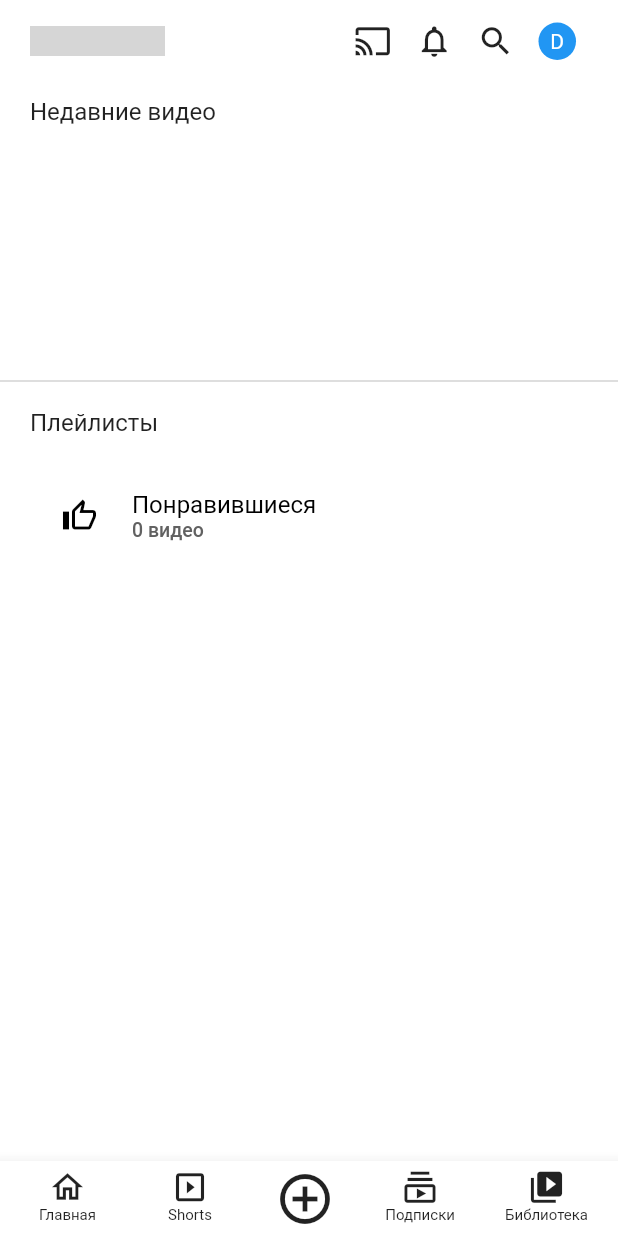
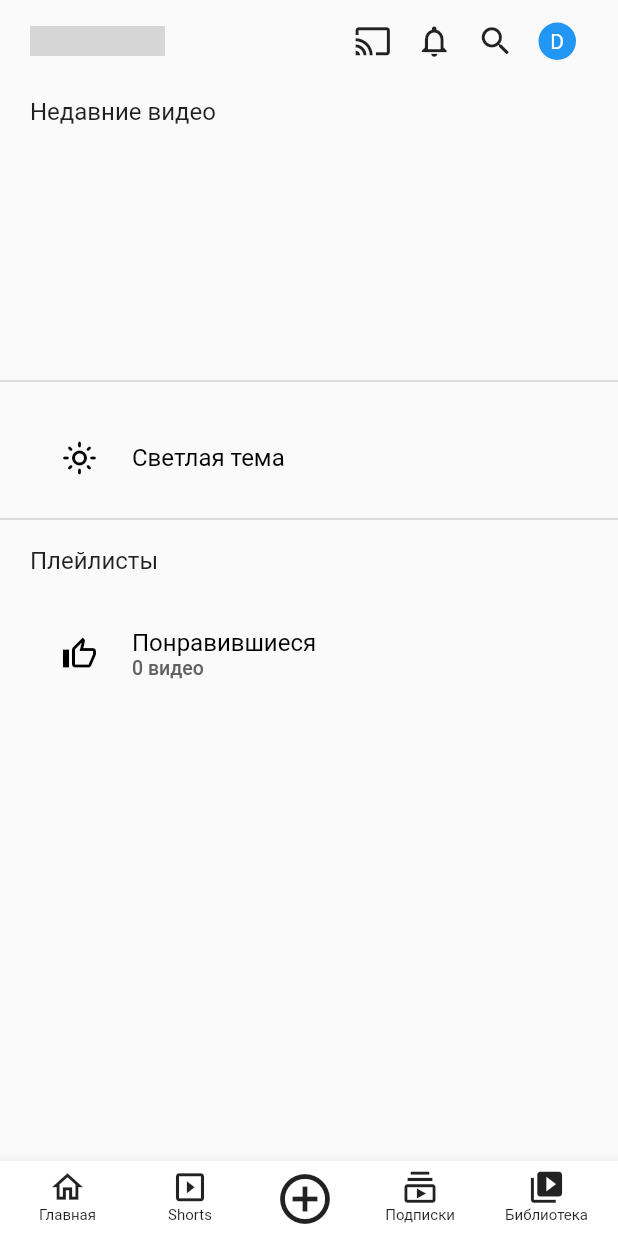
Before and after one commit to tsymbaliuk7/flutter-frontend, a Flutter app: the LibraryPage screen opened by its route, on a phone screen of 412 x 824 dp. Run offline on Flutter 3.47's test engine with Material 2 defaults, Android fonts, the phone set to English and light mode, and no system bars; our stand-ins replace flutter_svg, shared_preferences; accounts and stored records are empty; network calls fail; grey boxes are pictures that could not be loaded.

Commit message:
added dark theme

```diff
--- /dev/null
+++ b/youtube/lib/models/theme_model.dart
@@ -0,0 +1,26 @@
+import 'package:flutter/material.dart';
+import 'package:youtube/preferences/theme_preferences.dart';
+
+class ThemeModel extends ChangeNotifier {
+  late bool _isDark;
+  late ThemePreferences _preferences;
+
+  bool get isDark => _isDark;
+
+  ThemeModel() {
+    _isDark = false;
+    _preferences = ThemePreferences();
+    getPreferences();
+  }
+
+  set isDarkTheme(bool value) {
+    _isDark = value;
+    _preferences.setTheme(value);
+    notifyListeners();
+  }
+
+  getPreferences() async {
+    _isDark = await _preferences.getTheme();
+    notifyListeners();
+  }
+}
--- /dev/null
+++ b/youtube/lib/preferences/theme_preferences.dart
@@ -0,0 +1,15 @@
+import 'package:shared_preferences/shared_preferences.dart';
+
+class ThemePreferences {
+  static const prefKey = "darkTheme";
+
+  setTheme(bool value) async {
+    SharedPreferences sharedPreferences = await SharedPreferences.getInstance();
+    sharedPreferences.setBool(prefKey, value);
+  }
+
+  getTheme() async {
+    SharedPreferences sharedPreferences = await SharedPreferences.getInstance();
+    return sharedPreferences.getBool(prefKey) ?? false;
+  }
+}
--- a/youtube/lib/screens/library.dart
+++ b/youtube/lib/screens/library.dart
@@ -3,6 +3,7 @@ import 'package:flutter/cupertino.dart';
 import 'package:flutter/material.dart';
 import 'package:provider/provider.dart';
 import 'package:youtube/models/liked.dart';
+import 'package:youtube/models/theme_model.dart';
 import 'package:youtube/widgets/navbar.dart';
 import 'package:youtube/widgets/watched_video.dart';
 import 'package:youtube/screens/liked_list.dart';
@@ -17,13 +18,11 @@ class LibraryPage extends StatelessWidget{
   Widget build(BuildContext context) {
     return Scaffold(
         key: _scaffoldKey,
-        body: ListView(
+        body: Consumer(builder: (context, ThemeModel theme, child){
+                        return ListView(
           children: [
             Container(
               margin: const EdgeInsets.only(bottom: 5),
-              decoration: const BoxDecoration(
-                color: Colors.white,
-              ),
               height: 60,
               child: Column(
                 children: const[
@@ -75,6 +74,59 @@ class LibraryPage extends StatelessWidget{
                   ]
                 ),
 
+
+                Container(
+                  padding: const EdgeInsets.symmetric(horizontal: 20),
+                  margin: const EdgeInsets.only(top: 10),
+                  child: Column(
+                    crossAxisAlignment: CrossAxisAlignment.start,
+                    children: [
+                      TextButton(
+                        style: TextButton.styleFrom(
+                          primary: !theme.isDark ? Colors.black : Colors.white
+                        ),
+                        onPressed: () => {
+                          theme.isDark
+                          ? theme.isDarkTheme = false
+                          : theme.isDarkTheme = true
+                        },
+                        child: Row(
+                          crossAxisAlignment: CrossAxisAlignment.center,
+                          children: [
+                            Container(
+                              margin: const EdgeInsets.only(right: 10),
+                              width: 50,
+                              height: 50,
+                              child: Center(child: Icon(theme.isDark ? Icons.dark_mode_outlined : Icons.light_mode_outlined),),
+                            ),
+                            Column(
+                              crossAxisAlignment: CrossAxisAlignment.start,
+                              children: [
+                                 Text(theme.isDark ? 'Темная тема' : "Светлая тема",
+                                  style: const TextStyle(fontSize: 16, fontWeight: FontWeight.w400),
+                                ),
+                              ],
+                            )
+                          ],
+                        ),
+                      )
+
+                    ],
+                  ),
+                ),
+
+
+
+                Row(
+                  children:  <Widget>[
+                  Expanded(
+                    child: Divider(
+                      color: Colors.grey[400],
+                    )
+                  ),
+                  ]
+                ),
+
                 Container(
                   padding: const EdgeInsets.symmetric(horizontal: 20),
                   margin: const EdgeInsets.only(top: 10),
@@ -89,7 +141,7 @@ class LibraryPage extends StatelessWidget{
                       ),
                       TextButton(
                         style: TextButton.styleFrom(
-                          primary: Colors.black
+                          primary: !theme.isDark ? Colors.black : Colors.white
                         ),
                         onPressed: () => {
                           Navigator.push(
@@ -115,7 +167,7 @@ class LibraryPage extends StatelessWidget{
                                 Text('${Provider.of<LikedModel>(context, listen: false).length} видео',
                                 style: TextStyle(
                                   fontSize: 13,
-                                  color: Colors.grey[700]
+                                  color: theme.isDark ? Colors.grey : Colors.grey[700]
                                 ),
                                 )
                               ],
@@ -129,7 +181,8 @@ class LibraryPage extends StatelessWidget{
               ],
             )
           ],
-        ),
+        );
+        }),
         bottomNavigationBar: BottomAppBar(
           shape: const CircularNotchedRectangle(),
           child: Container(
--- a/youtube/lib/screens/liked_list.dart
+++ b/youtube/lib/screens/liked_list.dart
@@ -15,9 +15,6 @@ class LikedPage extends StatelessWidget{
           children: [
             Container(
               margin: const EdgeInsets.only(bottom: 5),
-              decoration: const BoxDecoration(
-                color: Colors.white,
-              ),
               height: 60,
               child: Column(
                 children: const[
--- a/youtube/lib/widgets/grey_button.dart
+++ b/youtube/lib/widgets/grey_button.dart
@@ -1,4 +1,6 @@
 import 'package:flutter/material.dart';
+import 'package:provider/provider.dart';
+import 'package:youtube/models/theme_model.dart';
 
 class GreyButton extends StatefulWidget{
   final String text;
@@ -28,7 +30,7 @@ class _GreyButtonState extends State<GreyButton>{
       onTap: toggleStyle,
       child: Container(
             decoration: BoxDecoration(
-            color: Colors.grey[_isPressed ? 700: 200],
+            color: !Provider.of<ThemeModel>(context, listen: false).isDark ? Colors.grey[_isPressed ? 700 : 200] : Colors.grey[_isPressed ? 200 : 700],
             borderRadius: BorderRadius.circular(20),
             border: !_isPressed ? Border.all(color: Colors.grey[300] ?? Colors.grey, width: 1, style: BorderStyle.solid) : null
             ),
@@ -38,7 +40,7 @@ class _GreyButtonState extends State<GreyButton>{
               children: [
                 Text(
                   widget.text,
-                  style: TextStyle(color: _isPressed ? Colors.white : Colors.black),
+                  style: !Provider.of<ThemeModel>(context, listen: false).isDark ? TextStyle(color: _isPressed ? Colors.white : Colors.black) : TextStyle(color: _isPressed ? Colors.black : Colors.white),
                 )
 
           ],
--- a/youtube/lib/widgets/liked_video.dart
+++ b/youtube/lib/widgets/liked_video.dart
@@ -1,5 +1,7 @@
 import 'package:flutter/cupertino.dart';
 import 'package:flutter/material.dart';
+import 'package:provider/provider.dart';
+import 'package:youtube/models/theme_model.dart';
 import 'package:youtube/models/video_model.dart';
 
 class LikedVideo extends StatelessWidget{
@@ -37,7 +39,7 @@ class LikedVideo extends StatelessWidget{
                 child: Text(videoModel.chanel,
                 style: TextStyle(
                   fontSize: 13,
-                  color: Colors.grey[700]
+                  color: Provider.of<ThemeModel>(context, listen: false).isDark ? Colors.grey : Colors.grey[700]
                 ),
                 maxLines: 1,
                 overflow: TextOverflow.ellipsis,
--- a/youtube/lib/widgets/navbar.dart
+++ b/youtube/lib/widgets/navbar.dart
@@ -1,5 +1,8 @@
 import 'package:flutter/cupertino.dart';
 import 'package:flutter/material.dart';
+import 'package:provider/provider.dart';
+import 'package:youtube/models/theme_model.dart';
+import 'package:flutter_svg/flutter_svg.dart';
 
 
 class TopNavbar extends StatelessWidget {
@@ -9,18 +12,19 @@ class TopNavbar extends StatelessWidget {
 
   @override
   Widget build(BuildContext context) {
+    var model = Provider.of<ThemeModel>(context, listen: false);
     return Container(
                     padding: const EdgeInsets.only(left: 20, right: 20, top: 15),
                     margin: const EdgeInsets.only(bottom: 20),
                     child: Row(
                       mainAxisAlignment: MainAxisAlignment.spaceBetween,
                       children: [
-                        const SizedBox(
-                          child: Image(
+                        SizedBox(
+                          child: !model.isDark ? const Image(
                             image: NetworkImage('https://upload.wikimedia.org/wikipedia/commons/thumb/b/b8/YouTube_Logo_2017.svg/2560px-YouTube_Logo_2017.svg.png'),
                             height: 20,
                             width: 90,
-                          )
+                          ) : SvgPicture.network('https://upload.wikimedia.org/wikipedia/commons/6/68/Light_logo_of_YouTube_%282015-2017%29.svg', height: 25, width: 100,)
                         ),
                         Row(
                           children: [
--- a/youtube/lib/widgets/video.dart
+++ b/youtube/lib/widgets/video.dart
@@ -1,5 +1,7 @@
 import 'package:flutter/cupertino.dart';
 import 'package:flutter/material.dart';
+import 'package:provider/provider.dart';
+import 'package:youtube/models/theme_model.dart';
 import 'package:youtube/screens/single_video.dart';
 import 'package:youtube/models/video_model.dart';
 
@@ -82,7 +84,7 @@ class YoutubeVideo extends StatelessWidget {
                                   margin: const EdgeInsets.only(top: 5),
                                   child: Text('${videoModel.chanel} · ${videoModel.views} просмотров · 4 года назад',
                                     style: TextStyle(
-                                      color: Colors.grey[700],
+                                      color: Provider.of<ThemeModel>(context, listen: false).isDark ? Colors.grey : Colors.grey[700],
                                       fontSize: 12
                                     ),
                                   ),
--- a/youtube/lib/widgets/watched_video.dart
+++ b/youtube/lib/widgets/watched_video.dart
@@ -1,5 +1,8 @@
 import 'package:flutter/cupertino.dart';
 import 'package:flutter/material.dart';
+import 'package:provider/provider.dart';
+import 'package:youtube/models/liked.dart';
+import 'package:youtube/models/theme_model.dart';
 import 'package:youtube/models/video_model.dart';
 
 class WatchedVideo extends StatelessWidget{
@@ -38,7 +41,7 @@ class WatchedVideo extends StatelessWidget{
             child: Text(videoModel.chanel,
             style: TextStyle(
               fontSize: 13,
-              color: Colors.grey[700]
+              color: Provider.of<ThemeModel>(context, listen: false).isDark ? Colors.grey : Colors.grey[700]
             ),
             maxLines: 1,
             overflow: TextOverflow.ellipsis,
--- a/youtube/pubspec.yaml
+++ b/youtube/pubspec.yaml
@@ -35,6 +35,8 @@ dependencies:
   # Use with the CupertinoIcons class for iOS style icons.
   cupertino_icons: ^1.0.2
   provider: ^5.0.0
+  shared_preferences: ^2.0.8
+  flutter_svg: ^0.23.0+1
 
 dev_dependencies:
   flutter_test:
```
Also changed, not shown: youtube/lib/main.dart (+7 -3 lines), youtube/lib/screens/home.dart (+4 -6 lines), youtube/lib/screens/single_video.dart (+4 -3 lines), youtube/pubspec.lock, 1 other file.
